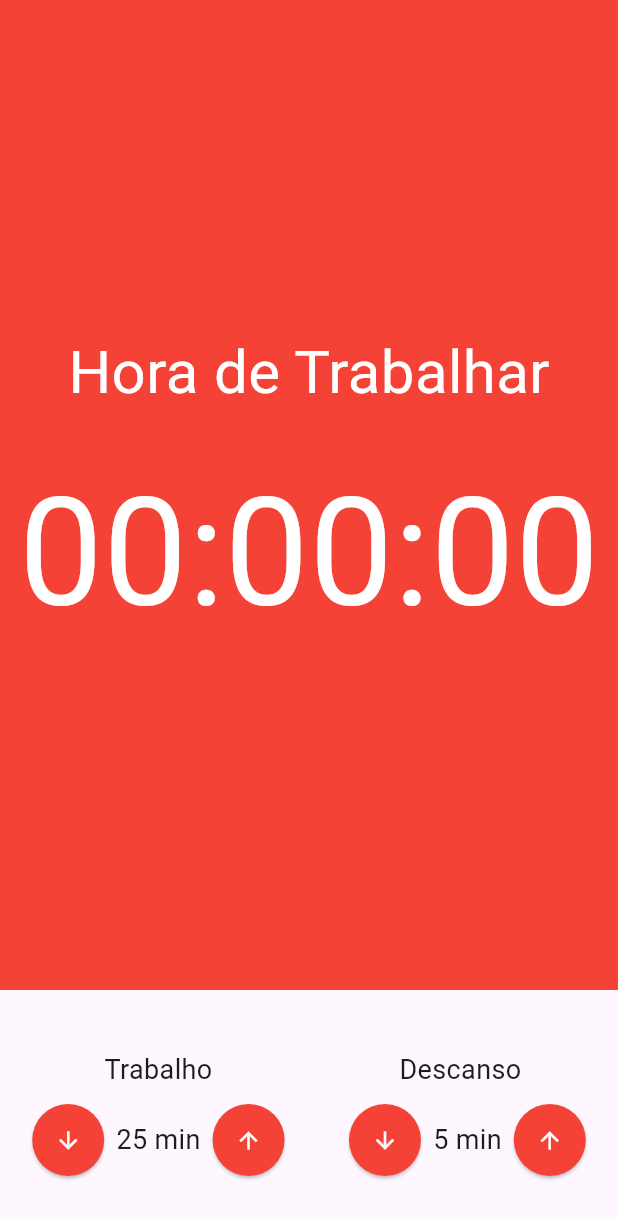
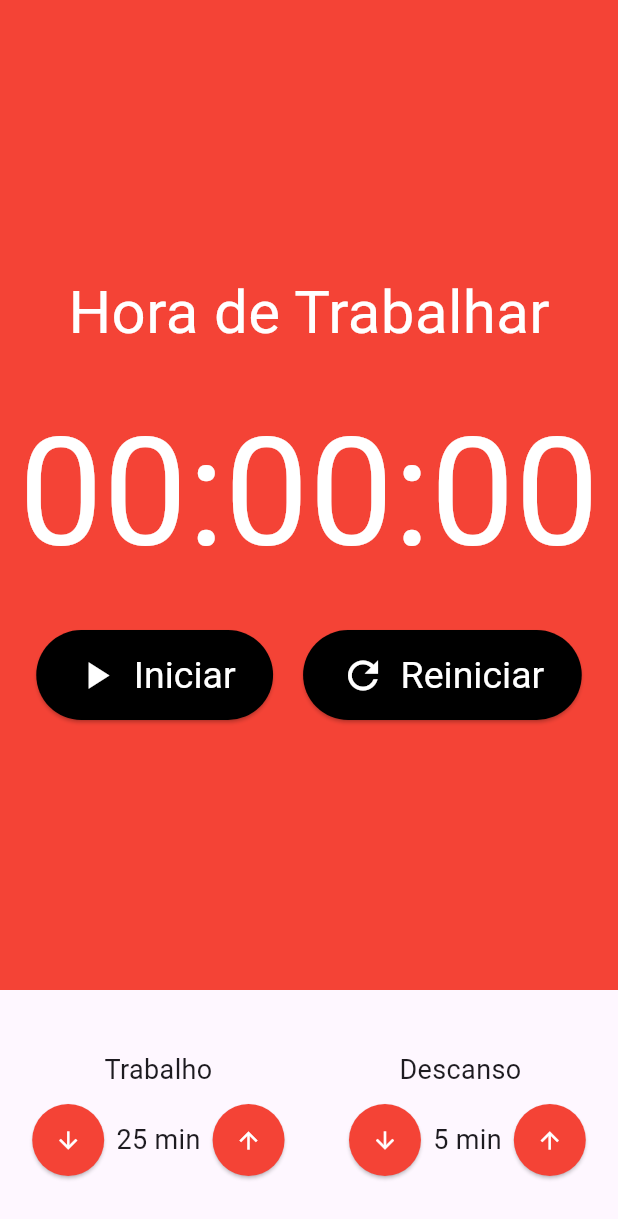
Before and after one commit to absjuniordev/Pomodoro, a Flutter app: the screen it shows after launch, on a phone screen of 412 x 824 dp. Shown: the top 1219 px of the screen. Run offline on Flutter 3.47's test engine with Material 3 defaults, Android fonts, the phone set to English and light mode, and no system bars; our stand-ins replace mobx; generated files the repository leaves out were written again.

Commit message:
Componente Botão Cronômetro

```diff
--- a/lib/components/cronometro.dart
+++ b/lib/components/cronometro.dart
@@ -1,4 +1,6 @@
 import 'package:flutter/material.dart';
+
+import 'cronometro_button.dart';
 
 class Cronometro extends StatelessWidget {
   const Cronometro({super.key});
@@ -25,6 +27,33 @@ class Cronometro extends StatelessWidget {
               fontSize: 100,
               color: Colors.white,
             ),
+          ),
+          SizedBox(height: 20),
+          Row(
+            mainAxisAlignment: MainAxisAlignment.center,
+            children: [
+              Padding(
+                padding: EdgeInsets.only(right: 10),
+                child: CronometroButton(
+                  texto: "Iniciar",
+                  icon: Icons.play_arrow,
+                ),
+              ),
+              // Padding(
+              // padding: EdgeInsets.only(right: 10),
+              //   child: CronometroButton(
+              //     texto: "Parar",
+              //     icon: Icons.stop,
+              //   ),
+              // ),
+              Padding(
+                padding: EdgeInsets.only(left: 10),
+                child: CronometroButton(
+                  texto: "Reiniciar",
+                  icon: Icons.refresh,
+                ),
+              ),
+            ],
           )
         ],
       ),
--- /dev/null
+++ b/lib/components/cronometro_button.dart
@@ -0,0 +1,39 @@
+import 'package:flutter/material.dart';
+
+class CronometroButton extends StatelessWidget {
+  final String texto;
+  final IconData icon;
+  const CronometroButton({super.key, required this.texto, required this.icon});
+
+  @override
+  Widget build(BuildContext context) {
+    return ElevatedButton(
+        style: ElevatedButton.styleFrom(
+          backgroundColor: Colors.black,
+          padding: const EdgeInsets.symmetric(
+            horizontal: 25,
+            vertical: 15,
+          ),
+          textStyle: const TextStyle(fontSize: 25),
+        ),
+        onPressed: () {},
+        child: Row(
+          children: [
+            Padding(
+              padding: const EdgeInsets.only(right: 10),
+              child: Icon(
+                icon,
+                size: 30,
+                color: Colors.white,
+              ),
+            ),
+            Text(
+              texto,
+              style: const TextStyle(
+                color: Colors.white,
+              ),
+            ),
+          ],
+        ));
+  }
+}
```
